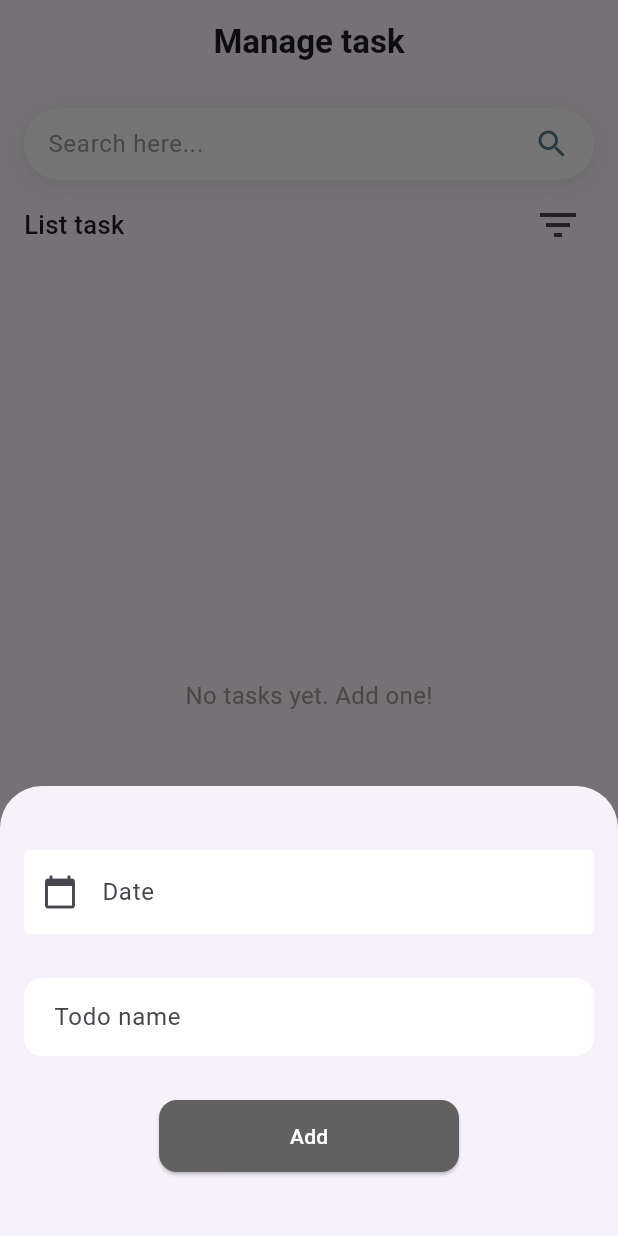
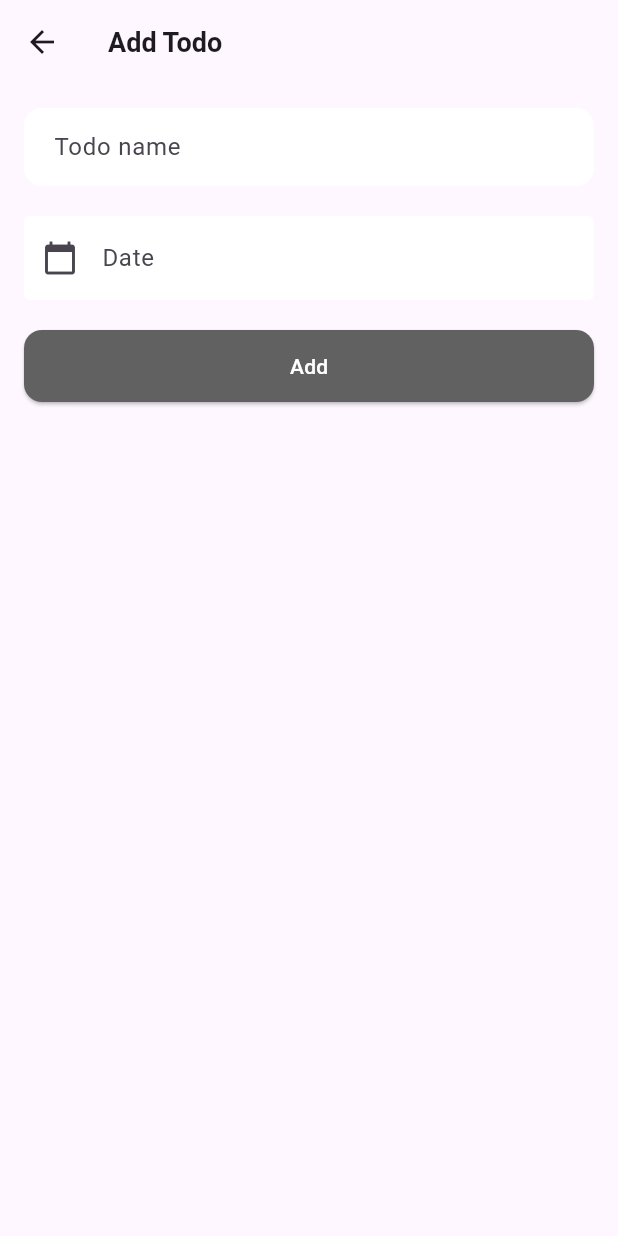
Before and after one commit to powdevlin12/Todo_Flutter, a Flutter app: the screen it shows after launch, after a tap on the "add" icon, on a phone screen of 412 x 824 dp. Run offline on Flutter 3.47's test engine with Material 3 defaults, Android fonts, the light colour scheme and no system bars; our stand-ins replace shared_preferences.

Commit message:
add todo screen

```diff
--- /dev/null
+++ b/lib/screens/todos/add-todo-screen.dart
@@ -0,0 +1,145 @@
+import 'package:flutter/material.dart';
+import 'package:learn_fluter/models/todo_model.dart';
+import 'package:learn_fluter/screens/todos/todos_storage.dart';
+import 'package:learn_fluter/utils/snackbarCustom.dart';
+
+class AddTodoScreen extends StatefulWidget {
+  const AddTodoScreen({super.key});
+
+  @override
+  createState() => AddTodoScreenState();
+}
+
+class AddTodoScreenState extends State<AddTodoScreen> {
+  final _formKey = GlobalKey<FormState>();
+  final TextEditingController _dateController = TextEditingController();
+  final TextEditingController _controller = TextEditingController();
+  List<Todo> _todos = [];
+
+  @override
+  void initState() {
+    _loadTodos();
+    super.initState();
+    // _filteredTodos = _todos; // Ban đầu, danh sách lọc giống danh sách gốc
+  }
+
+  Future<void> _loadTodos() async {
+    final List<Todo> loadedTodos = await TodoStorage.loadTodos();
+    setState(() {
+      _todos = loadedTodos;
+    });
+  }
+
+  Future<void> _selectDate() async {
+    DateTime? picked = await showDatePicker(
+        context: context,
+        firstDate: DateTime(2000),
+        lastDate: DateTime(2100),
+        initialDate: DateTime.now());
+    if (picked != null) {
+      setState(() {
+        _dateController.text = picked.toString().split(" ")[0];
+      });
+    }
+  }
+
+  void _submitForm() {
+    if (_formKey.currentState!.validate()) {
+      Todo todo = Todo(
+          id: DateTime.now().toString(),
+          content: _controller.text,
+          isDone: false,
+          date: _dateController.text);
+      setState(() {
+        _todos.add(todo);
+        _dateController.text = "";
+      });
+      TodoStorage.saveTodos(_todos);
+      openSnackbar(context, 'Task Added: ${_controller.text}');
+      _controller.clear();
+      Navigator.pop(context);
+    }
+  }
+
+  @override
+  Widget build(BuildContext context) {
+    return Scaffold(
+      appBar: AppBar(
+        title: const Text('Add Todo',
+            style: TextStyle(fontWeight: FontWeight.w600, fontSize: 18)),
+      ),
+      body: Padding(
+        padding: const EdgeInsets.all(16.0),
+        child: Form(
+          key: _formKey,
+          child: Column(
+            crossAxisAlignment: CrossAxisAlignment.center,
+            mainAxisAlignment: MainAxisAlignment.start,
+            children: [
+              TextFormField(
+                controller: _controller,
+                decoration: InputDecoration(
+                  hintText: 'Enter your task',
+                  labelText: 'Todo name',
+                  filled: true,
+                  fillColor: Colors.white,
+                  border: OutlineInputBorder(
+                    borderRadius: BorderRadius.circular(12),
+                    borderSide: BorderSide.none,
+                  ),
+                  contentPadding: const EdgeInsets.symmetric(
+                    vertical: 14,
+                    horizontal: 16,
+                  ),
+                ),
+                validator: (value) {
+                  if (value == null || value.isEmpty) {
+                    return 'Please enter a task';
+                  }
+                  return null;
+                },
+              ),
+              const SizedBox(height: 20),
+              TextField(
+                controller: _dateController,
+                decoration: InputDecoration(
+                    fillColor: Colors.white,
+                    labelText: 'Date',
+                    filled: true,
+                    prefixIcon: const Icon(Icons.calendar_today),
+                    enabledBorder:
+                        const OutlineInputBorder(borderSide: BorderSide.none),
+                    focusedBorder: OutlineInputBorder(
+                        borderSide: BorderSide(color: Colors.grey.shade700))),
+                readOnly: true,
+                onTap: () {
+                  _selectDate();
+                },
+              ),
+              const SizedBox(height: 20),
+              SizedBox(
+                width: double.infinity,
+                child: ElevatedButton(
+                  onPressed: _submitForm,
+                  style: ElevatedButton.styleFrom(
+                      padding: const EdgeInsets.symmetric(
+                        vertical: 14,
+                        horizontal: 24,
+                      ),
+                      shape: RoundedRectangleBorder(
+                        borderRadius: BorderRadius.circular(12),
+                      ),
+                      backgroundColor: Colors.grey.shade700),
+                  child: const Text(
+                    'Add',
+                    style: TextStyle(color: Colors.white),
+                  ),
+                ),
+              ),
+            ],
+          ),
+        ),
+      ),
+    );
+  }
+}
--- a/lib/screens/todos/todos.dart
+++ b/lib/screens/todos/todos.dart
@@ -3,6 +3,7 @@ import 'package:learn_fluter/commons/widgets/search_common.dart';
 import 'package:learn_fluter/models/todo_model.dart';
 import 'package:learn_fluter/screens/todos/todos_storage.dart';
 import 'package:learn_fluter/utils/SnackbarCustom.dart';
+import 'package:learn_fluter/screens/todos/add-todo-screen.dart';
 
 class TodoApp extends StatefulWidget {
   const TodoApp({super.key});
@@ -134,6 +135,32 @@ class _TodoAppState extends State<TodoApp> {
     Navigator.pop(context);
   }
 
+  void _navigationAddTodoPage() {
+    Navigator.push(
+      context,
+      PageRouteBuilder(
+        pageBuilder: (context, animation, secondaryAnimation) =>
+            const AddTodoScreen(),
+        transitionsBuilder: (context, animation, secondaryAnimation, child) {
+          const begin = Offset(1.0, 0.0); // Bắt đầu từ bên phải
+          const end = Offset.zero; // Kết thúc tại vị trí ban đầu
+          const curve = Curves.easeInOut;
+
+          var tween =
+              Tween(begin: begin, end: end).chain(CurveTween(curve: curve));
+          var offsetAnimation = animation.drive(tween);
+
+          return SlideTransition(
+            position: offsetAnimation,
+            child: child,
+          );
+        },
+      ),
+    ).then((result) {
+      _loadTodos();
+    });
+  }
+
   @override
   Widget build(BuildContext context) {
     return Scaffold(
@@ -146,88 +173,7 @@ class _TodoAppState extends State<TodoApp> {
       ),
       floatingActionButton: FloatingActionButton(
           onPressed: () {
-            showModalBottomSheet<void>(
-              context: context,
-              builder: (BuildContext context) {
-                return Container(
-                  height: 300 + MediaQuery.of(context).viewInsets.bottom,
-                  // color: Colors.amber,
-                  padding:
-                      const EdgeInsets.symmetric(horizontal: 16, vertical: 28),
-                  alignment: Alignment.topLeft,
-                  child: Form(
-                    key: _formKey,
-                    child: Column(
-                      crossAxisAlignment: CrossAxisAlignment.center,
-                      mainAxisAlignment: MainAxisAlignment.spaceEvenly,
-                      children: [
-                        TextField(
-                          controller: _dateController,
-                          decoration: InputDecoration(
-                              fillColor: Colors.white,
-                              labelText: 'Date',
-                              filled: true,
-                              prefixIcon: const Icon(Icons.calendar_today),
-                              enabledBorder: const OutlineInputBorder(
-                                  borderSide: BorderSide.none),
-                              focusedBorder: OutlineInputBorder(
-                                  borderSide:
-                                      BorderSide(color: Colors.grey.shade700))),
-                          readOnly: true,
-                          onTap: () {
-                            _selectDate();
-                          },
-                        ),
-                        const SizedBox(width: 12),
-                        TextFormField(
-                          controller: _controller,
-                          decoration: InputDecoration(
-                            hintText: 'Enter your task',
-                            labelText: 'Todo name',
-                            filled: true,
-                            fillColor: Colors.white,
-                            border: OutlineInputBorder(
-                              borderRadius: BorderRadius.circular(12),
-                              borderSide: BorderSide.none,
-                            ),
-                            contentPadding: const EdgeInsets.symmetric(
-                              vertical: 14,
-                              horizontal: 16,
-                            ),
-                          ),
-                          validator: (value) {
-                            if (value == null || value.isEmpty) {
-                              return 'Please enter a task';
-                            }
-                            return null;
-                          },
-                        ),
-                        const SizedBox(width: 12),
-                        SizedBox(
-                          width: 200,
-                          child: ElevatedButton(
-                            onPressed: _submitForm,
-                            style: ElevatedButton.styleFrom(
-                                padding: const EdgeInsets.symmetric(
-                                  vertical: 14,
-                                  horizontal: 24,
-                                ),
-                                shape: RoundedRectangleBorder(
-                                  borderRadius: BorderRadius.circular(12),
-                                ),
-                                backgroundColor: Colors.grey.shade700),
-                            child: const Text(
-                              'Add',
-                              style: TextStyle(color: Colors.white),
-                            ),
-                          ),
-                        ),
-                      ],
-                    ),
-                  ),
-                );
-              },
-            );
+            _navigationAddTodoPage();
           },
           backgroundColor: Colors.blueGrey.shade600,
           child: const Icon(
```
